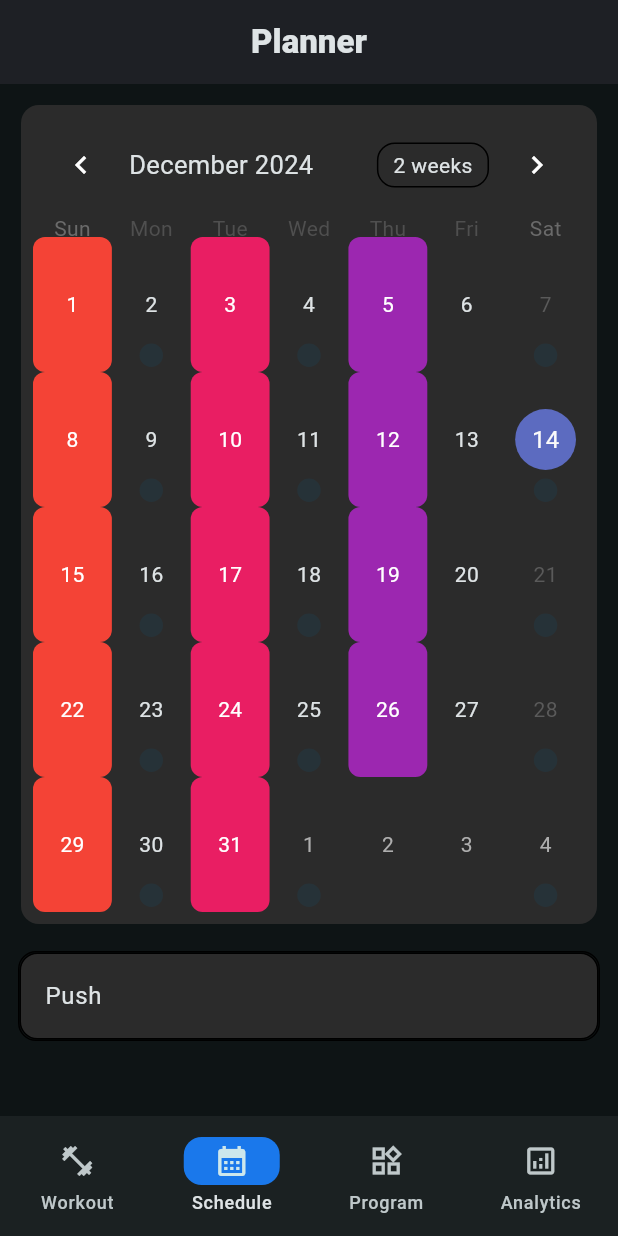
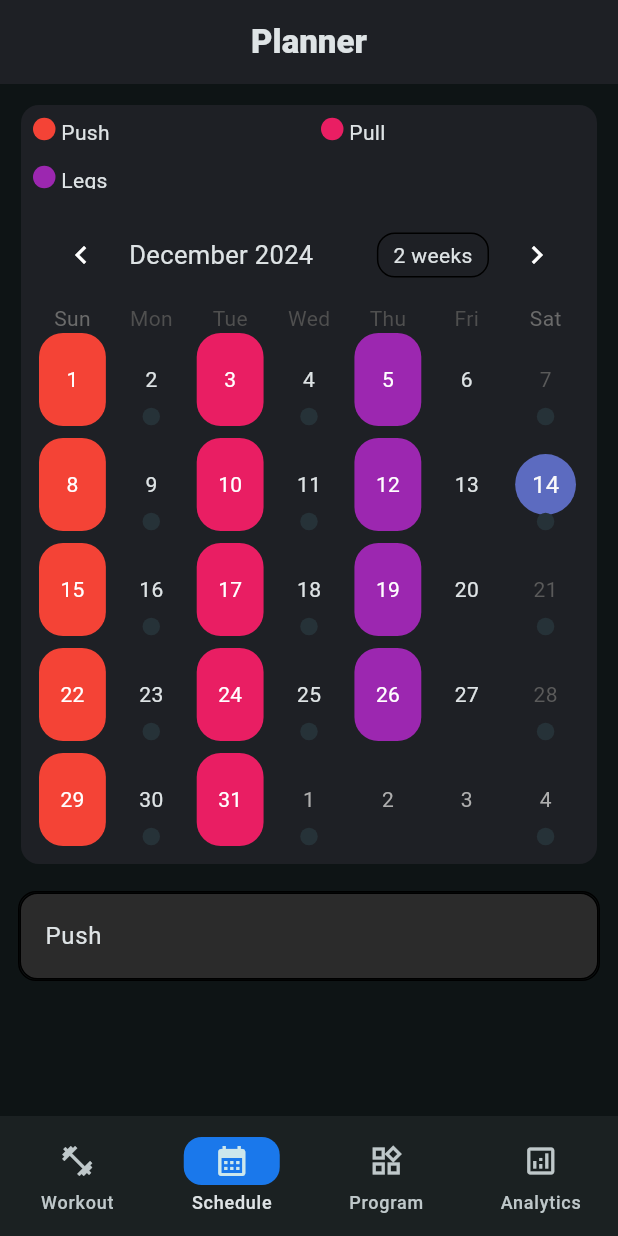
Before and after one commit to coleWesterveld/Flutter-Gym-App, a Flutter app: the screen it shows after launch, item 2 of the bottom bar chosen, on a phone screen of 412 x 824 dp. Run offline on Flutter 3.47's test engine with Material 3 defaults, Android fonts, the phone set to English and light mode, and no system bars; drawn by our look-alikes of table_calendar; our stand-ins replace flutter_colorpicker, sqflite; missing offline and left inert: dart:ffi; accounts and stored records are empty.

Commit message:
added schedule legend; text autohighlight and clear button;fixed errors
- fixed error where having more days than colours would give index out of range
- fixed long day name overflow by cutting off with ellipses
- improved schedule UI
- added textbox clearing and start highlighted

```diff
--- a/lib/data_saving.dart
+++ /dev/null
@@ -1,96 +0,0 @@
-import 'package:flutter/material.dart';
-
-//right now i have a class for splitdaydata, but I think im gonna have to use different classes for excercise, set data, etc.
-// instead of reusing
-// could probably be ancestor tho
-
-class SplitDayData{
-  final key = UniqueKey();
-  String data;
-  Color dayColor;
-  int dayID;
-
-
-  SplitDayData({required this.data, required this.dayColor, required this.dayID});
-
-  // no longer using this, using sqflite DB
-  // // functions to serialize to JSON for storage
-  // // since the data is pretty simple, shared_preferences is used to store data
-  // // as opposed to a sqlite database
-  //   // I followed this Medium article for this implementation :
-  // // https://medium.com/@ahumza152/storing-a-list-object-of-objects-in-flutter-using-shared-preferences-713ca091afc5
-  // factory SplitDayData.fromJson(Map<String, dynamic> json) {
-
-  //   return SplitDayData(
-  //     data: json['data'],
-  //     dayColor: Color(json['dayColor']),
-  //     dayID:
-  //   );
-  // }
-
-  // Map<String, dynamic> toJson() {
-  //   return {
-  //     'data': data,
-  //     'dayColor': dayColor.value,
-  //   };
-  // }
-}
-
-// ahh i did create just not using...
-class ExcerciseData{
-  final key = UniqueKey();
-  String data;
-  Color dayColor;
-
-
-  ExcerciseData({required this.data, required this.dayColor});
-
-  // // functions to serialize to JSON for storage
-  // // since the data is pretty simple, shared_preferences is used to store data
-  // // as opposed to a sqlite database
-  //   // I followed this Medium article for this implementation :
-  // // https://medium.com/@ahumza152/storing-a-list-object-of-objects-in-flutter-using-shared-preferences-713ca091afc5
-  // factory ExcerciseData.fromJson(Map<String, dynamic> json) {
-
-  //   return ExcerciseData(
-  //     data: json['data'],
-  //     dayColor: Color(json['dayColor']),
-  //   );
-  // }
-
-//   Map<String, dynamic> toJson() {
-//     return {
-//       'data': data,
-//       'dayColor': dayColor.value,
-//     };
-//   }
-}
-
-class SetData{
-  final key = UniqueKey();
-  String data;
-  Color dayColor;
-
-
-  SetData({required this.data, required this.dayColor});
-
-  // functions to serialize to JSON for storage
-  // since the data is pretty simple, shared_preferences is used to store data
-  // as opposed to a sqlite database
-    // I followed this Medium article for this implementation :
-  // https://medium.com/@ahumza152/storing-a-list-object-of-objects-in-flutter-using-shared-preferences-713ca091afc5
-  factory SetData.fromJson(Map<String, dynamic> json) {
-
-    return SetData(
-      data: json['data'],
-      dayColor: Color(json['dayColor']),
-    );
-  }
-
-  Map<String, dynamic> toJson() {
-    return {
-      'data': data,
-      'dayColor': dayColor.value,
-    };
-  }
-}
--- a/lib/main.dart
+++ b/lib/main.dart
@@ -3,7 +3,7 @@
 import 'package:flutter/material.dart';
 import 'package:provider/provider.dart';
 //import 'package:/sqflite.dart';
-import 'package:sqflite_common_ffi/sqflite_ffi.dart';
+//import 'package:sqflite_common_ffi/sqflite_ffi.dart';
 
 
 //import 'package:shared_preferences/shared_preferences.dart';
@@ -12,9 +12,9 @@ import 'schedule_page.dart';
 import 'program_page.dart';
 import 'analytics_page.dart';
 import 'user.dart';
-import 'data_saving.dart';
+//import 'data_saving.dart';
 import 'database/database_helper.dart';
-import 'database/profile.dart';
+//import 'database/profile.dart';
 
 /* colour choices:
 my goal is to make tappable things blue
--- a/lib/schedule_page.dart
+++ b/lib/schedule_page.dart
@@ -1,9 +1,12 @@
 // schedule page
 //not updated
+import 'dart:ffi';
+
 import 'package:flutter/material.dart';
 import 'package:table_calendar/table_calendar.dart';
 import 'package:provider/provider.dart';
 import 'user.dart';
+import 'database/profile.dart';
 
 class Event{
   final String title;
@@ -68,6 +71,52 @@ class _MyScheduleState extends State<SchedulePage> {
     }
   }
 
+  Widget buildLegend(){
+    Orientation orientation = MediaQuery.of(context).orientation;
+    return SizedBox(
+      width: double.infinity,
+      height: orientation == Orientation.portrait ? 20*(context.watch<Profile>().split.length).toDouble() : 50,
+      child: GridView.count(
+        physics: const NeverScrollableScrollPhysics(),
+        crossAxisCount: orientation == Orientation.portrait ?  2: 1,
+        //crossAxisSpacing: 5,
+        //mainAxisSpacing: 5,
+        childAspectRatio: 6,
+        children: legendLabels(),
+      ),
+    );
+  }
+
+  List<Widget> legendLabels(){
+    List<Widget> labels = [];
+    for (Day day in context.watch<Profile>().split){
+      labels.add(
+        Padding(
+          padding: const EdgeInsets.all(8.0),
+          child: SizedBox(
+            height: 20,
+            child: Row(
+            children: [
+              Container(
+                width: 15,
+                height: 15,
+                decoration: BoxDecoration(
+                  color: Color(day.dayColor),
+                  shape: BoxShape.circle,
+                ),
+              ),
+              Expanded(child: Text(" ${day.dayTitle}",overflow: TextOverflow.ellipsis,)),
+            ],
+            ),
+          ),
+        )
+        );
+
+      //labels.add(label);
+    }
+    return labels;
+  }
+
   @override
   void didChangeDependencies() {
     super.didChangeDependencies();
@@ -94,19 +143,10 @@ class _MyScheduleState extends State<SchedulePage> {
           ),
       ),
 
+      body: SingleChildScrollView(
+        child: Column(
+          crossAxisAlignment: CrossAxisAlignment.start,
 
-
-
-      //bottomNavigationBar: weekView(),
-      body: Container(
-        //color: const Color(0xFF180c12),
-        // decoration: const BoxDecoration(
-
-        //     // Image set to background of the body
-        //     image: DecorationImage(
-        //         image: AssetImage("darkbg.png"), fit: BoxFit.cover),
-        //   ),
-        child: Column(
           children: [
             Padding(
               padding: const EdgeInsets.all(14.0),
@@ -114,11 +154,15 @@ class _MyScheduleState extends State<SchedulePage> {
 
                 decoration: BoxDecoration(
 
-                  color: const Color(0xFF2b2b2b),
+                  color: const Color(0xFF1e2025),
                   //border: Border
                   borderRadius: BorderRadius.circular(12),
                 ),
-                child: Padding(
+                child: Column(
+                  children: [
+                     buildLegend(),
+
+                    Padding(
                       padding: const EdgeInsets.all(8.0),
                       child: TableCalendar(
                         selectedDayPredicate: (day) {
@@ -136,17 +180,20 @@ class _MyScheduleState extends State<SchedulePage> {
 
 
                             if (daysBetween(origin , day) % context.watch<Profile>().splitLength == (context.watch<Profile>().splitLength ~/ context.watch<Profile>().split.length) * splitDay) {
-                          return Container(
+                              return Padding(
+                                padding: const EdgeInsets.all(4.0),
+                                child: Container(
                                   decoration: BoxDecoration(
                                     color: Color(context.watch<Profile>().split[splitDay].dayColor),
                                     borderRadius: const BorderRadius.all(
-                                Radius.circular(8.0),
+                                      Radius.circular(16.0),
                                     ),
                                   ),
                                   child: Center(
                                     child: Text(
                                       '${day.day}',
                                       style: const TextStyle(color: Colors.white),
+                                    ),
                                   ),
                                 ),
                               );
@@ -156,21 +203,20 @@ class _MyScheduleState extends State<SchedulePage> {
                         return null;
                       },
                     ),
-                    rowHeight: 90,
+                        rowHeight: 70,
                         focusedDay: _selectedDay!,
                         firstDay: DateTime.utc(2010, 10, 16),
                         lastDay: DateTime.utc(2030, 3, 14)
                       ),
                     ),
+                  ],
                 ),
               ),
-            Expanded(
-              child: ValueListenableBuilder<List<Event>>(
+            ),
+            ValueListenableBuilder<List<Event>>(
               valueListenable: _selectedEvents,
               builder: (context, value, _){
-                  return ListView.builder(
-                    itemCount: value.length,
-                    itemBuilder: (context, index){
+                if (value.length > 0){
                     return Container(
                       margin: const EdgeInsets.symmetric(
                         horizontal: 12,
@@ -190,19 +236,19 @@ class _MyScheduleState extends State<SchedulePage> {
                         ),),
                         child: ListTile(
                           //tileColor: const Color.fromARGB(255, 43, 43, 43),            //onTap: () => print(""),
-                            title: Text(value[index].title)
+                          title: Text(value[0].title)
                         ),
 
                       ),
                     );
-                    },
-                  );
+                  }else{
+                    return const SizedBox(height: 0);
                   }
-              ),
+
+              }
             )
           ],
-        ),
-      ),
+        ),),
 
 
     );
--- a/lib/user.dart
+++ b/lib/user.dart
@@ -1,8 +1,8 @@
 import 'package:flutter/material.dart';
-import 'data_saving.dart';
+//import 'data_saving.dart';
 import 'database/database_helper.dart';
 import 'database/profile.dart';
-import 'dart:math';
+//import 'dart:math';
 // split, sets, etc in provider
 // on opening app, set split data and other data to whatever is in database
 // database is initialized with values but is then changed by user
@@ -20,20 +20,10 @@ class Profile extends ChangeNotifier {
     Colors.deepPurple,
     Colors.indigo,
     Colors.blue,
-    Colors.lightBlue,
     Colors.cyan,
     Colors.teal,
     Colors.green,
-    Colors.lightGreen,
-    Colors.lime,
     Colors.yellow,
-    Colors.amber,
-    Colors.orange,
-    Colors.deepOrange,
-    Colors.brown,
-    Colors.grey,
-    Colors.blueGrey,
-    Colors.black,
   ];
 
   //information of each day of the split
@@ -163,7 +153,7 @@ class Profile extends ChangeNotifier {
       dayOrder: split.length,
       dayTitle: "New Day",
       programID: 1,
-      dayColor: colors[split.length + 1].value,
+      dayColor: colors[(split.length + 1) % (colors.length)].value,
       dayID: id,
     ));
 
--- a/lib/workout_selection_page.dart
+++ b/lib/workout_selection_page.dart
@@ -271,12 +271,16 @@ class _WorkoutPageState extends State<WorkoutPage>
 
                                 Padding(
                                   padding: const EdgeInsets.only(left: 16.0),
+                                  child: SizedBox(
+                                    width:  MediaQuery.sizeOf(context).width - 138,
                                     child: Text(
+                                      overflow: TextOverflow.ellipsis,
                                       context.watch<Profile>().split[index].dayTitle,
                                       style: const TextStyle(
                                         color: Color.fromARGB(255, 255, 255, 255),
                                         fontSize: 18,
                                         fontWeight: FontWeight.w800,
+                                      ),
                                     ),
                                   ),
                                 ),
```
Also changed, not shown: lib/database/database_helper.dart (+39 -44 lines), lib/program_page.dart (+33 -22 lines), flutter_21.png (added). Lines whose indentation alone changed are shown as unchanged.
